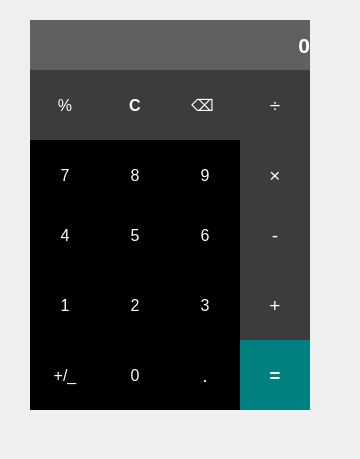
Topesa/CalculatorQT, file Calculator/mainwindow.ui: the form before one commit.
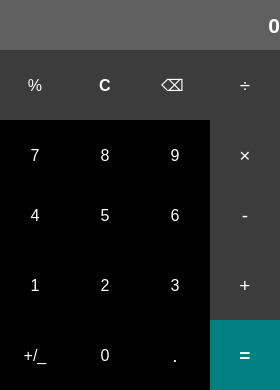
The form after the commit.

Commit message: Implement operations, sign change, percantage, clear, backspace, change dot function signal displayname and change window size

Patch:
```diff
--- a/Calculator/mainwindow.ui
+++ b/Calculator/mainwindow.ui
@@ -6,8 +6,8 @@
    <rect>
     <x>0</x>
     <y>0</y>
-    <width>360</width>
-    <height>459</height>
+    <width>280</width>
+    <height>390</height>
    </rect>
   </property>
   <property name="windowTitle">
@@ -17,8 +17,8 @@
    <widget class="QLabel" name="display">
     <property name="geometry">
      <rect>
-      <x>30</x>
-      <y>20</y>
+      <x>0</x>
+      <y>0</y>
       <width>280</width>
       <height>50</height>
      </rect>
@@ -50,8 +50,8 @@
    <widget class="QPushButton" name="backspace">
     <property name="geometry">
      <rect>
-      <x>170</x>
-      <y>70</y>
+      <x>140</x>
+      <y>50</y>
       <width>70</width>
       <height>70</height>
      </rect>
@@ -82,8 +82,8 @@
    <widget class="QPushButton" name="div">
     <property name="geometry">
      <rect>
-      <x>240</x>
-      <y>70</y>
+      <x>210</x>
+      <y>50</y>
       <width>70</width>
       <height>70</height>
      </rect>
@@ -114,8 +114,8 @@
    <widget class="QPushButton" name="perc">
     <property name="geometry">
      <rect>
-      <x>30</x>
-      <y>70</y>
+      <x>0</x>
+      <y>50</y>
       <width>70</width>
       <height>70</height>
      </rect>
@@ -148,8 +148,8 @@
    <widget class="QPushButton" name="clear">
     <property name="geometry">
      <rect>
-      <x>100</x>
-      <y>70</y>
+      <x>70</x>
+      <y>50</y>
       <width>70</width>
       <height>70</height>
      </rect>
@@ -182,8 +182,8 @@
    <widget class="QPushButton" name="button9">
     <property name="geometry">
      <rect>
-      <x>170</x>
-      <y>140</y>
+      <x>140</x>
+      <y>120</y>
       <width>70</width>
       <height>70</height>
      </rect>
@@ -221,8 +221,8 @@
    <widget class="QPushButton" name="multiply">
     <property name="geometry">
      <rect>
-      <x>240</x>
-      <y>140</y>
+      <x>210</x>
+      <y>120</y>
       <width>70</width>
       <height>70</height>
      </rect>
@@ -253,8 +253,8 @@
    <widget class="QPushButton" name="button7">
     <property name="geometry">
      <rect>
-      <x>30</x>
-      <y>140</y>
+      <x>0</x>
+      <y>120</y>
       <width>70</width>
       <height>70</height>
      </rect>
@@ -292,8 +292,8 @@
    <widget class="QPushButton" name="button8">
     <property name="geometry">
      <rect>
-      <x>100</x>
-      <y>140</y>
+      <x>70</x>
+      <y>120</y>
       <width>70</width>
       <height>70</height>
      </rect>
@@ -331,8 +331,8 @@
    <widget class="QPushButton" name="button6">
     <property name="geometry">
      <rect>
-      <x>170</x>
-      <y>200</y>
+      <x>140</x>
+      <y>180</y>
       <width>70</width>
       <height>70</height>
      </rect>
@@ -370,8 +370,8 @@
    <widget class="QPushButton" name="sub">
     <property name="geometry">
      <rect>
-      <x>240</x>
-      <y>200</y>
+      <x>210</x>
+      <y>180</y>
       <width>70</width>
       <height>70</height>
      </rect>
@@ -402,8 +402,8 @@
    <widget class="QPushButton" name="button4">
     <property name="geometry">
      <rect>
-      <x>30</x>
-      <y>200</y>
+      <x>0</x>
+      <y>180</y>
       <width>70</width>
       <height>70</height>
      </rect>
@@ -441,8 +441,8 @@
    <widget class="QPushButton" name="button5">
     <property name="geometry">
      <rect>
-      <x>100</x>
-      <y>200</y>
+      <x>70</x>
+      <y>180</y>
       <width>70</width>
       <height>70</height>
      </rect>
@@ -480,8 +480,8 @@
    <widget class="QPushButton" name="button3">
     <property name="geometry">
      <rect>
-      <x>170</x>
-      <y>270</y>
+      <x>140</x>
+      <y>250</y>
       <width>70</width>
       <height>70</height>
      </rect>
@@ -519,8 +519,8 @@
    <widget class="QPushButton" name="add">
     <property name="geometry">
      <rect>
-      <x>240</x>
-      <y>270</y>
+      <x>210</x>
+      <y>250</y>
       <width>70</width>
       <height>70</height>
      </rect>
@@ -551,8 +551,8 @@
    <widget class="QPushButton" name="button1">
     <property name="geometry">
      <rect>
-      <x>30</x>
-      <y>270</y>
+      <x>0</x>
+      <y>250</y>
       <width>70</width>
       <height>70</height>
      </rect>
@@ -590,8 +590,8 @@
    <widget class="QPushButton" name="button2">
     <property name="geometry">
      <rect>
-      <x>100</x>
-      <y>270</y>
+      <x>70</x>
+      <y>250</y>
       <width>70</width>
       <height>70</height>
      </rect>
@@ -629,8 +629,8 @@
    <widget class="QPushButton" name="dot">
     <property name="geometry">
      <rect>
-      <x>170</x>
-      <y>340</y>
+      <x>140</x>
+      <y>320</y>
       <width>70</width>
       <height>70</height>
      </rect>
@@ -668,8 +668,8 @@
    <widget class="QPushButton" name="equal">
     <property name="geometry">
      <rect>
-      <x>240</x>
-      <y>340</y>
+      <x>210</x>
+      <y>320</y>
       <width>70</width>
       <height>70</height>
      </rect>
@@ -702,8 +702,8 @@
    <widget class="QPushButton" name="button0">
     <property name="geometry">
      <rect>
-      <x>100</x>
-      <y>340</y>
+      <x>70</x>
+      <y>320</y>
       <width>70</width>
       <height>70</height>
      </rect>
@@ -741,8 +741,8 @@
    <widget class="QPushButton" name="changesign">
     <property name="geometry">
      <rect>
-      <x>30</x>
-      <y>340</y>
+      <x>0</x>
+      <y>320</y>
       <width>70</width>
       <height>70</height>
      </rect>
```
The commit also changes 2 other files.
